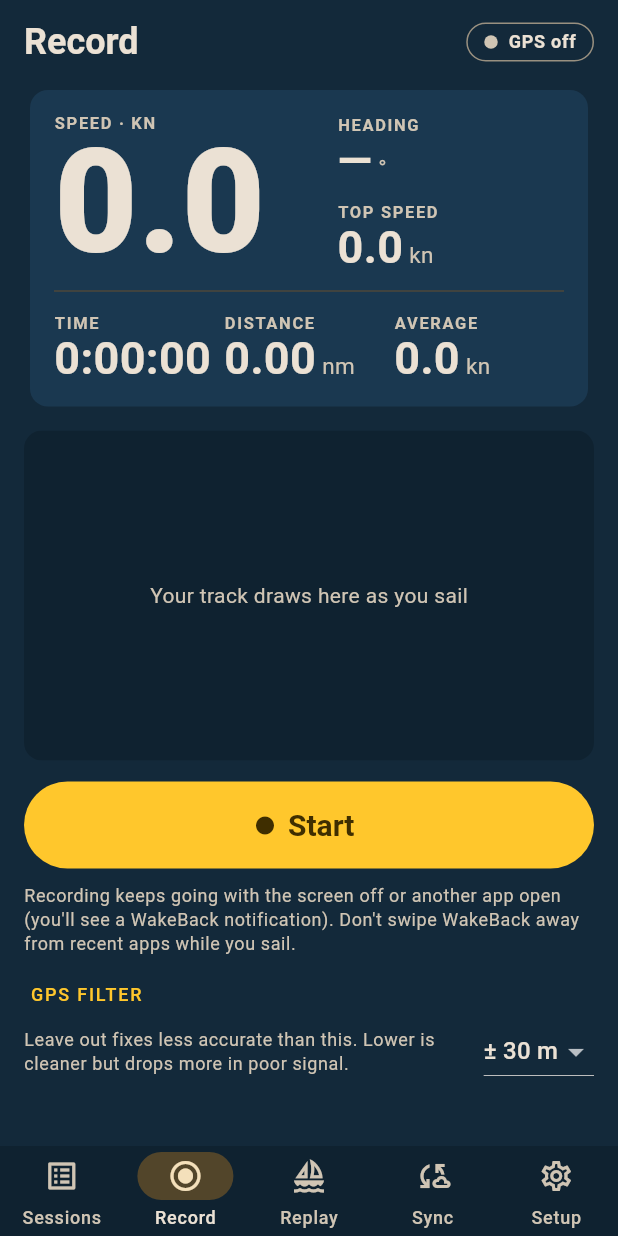
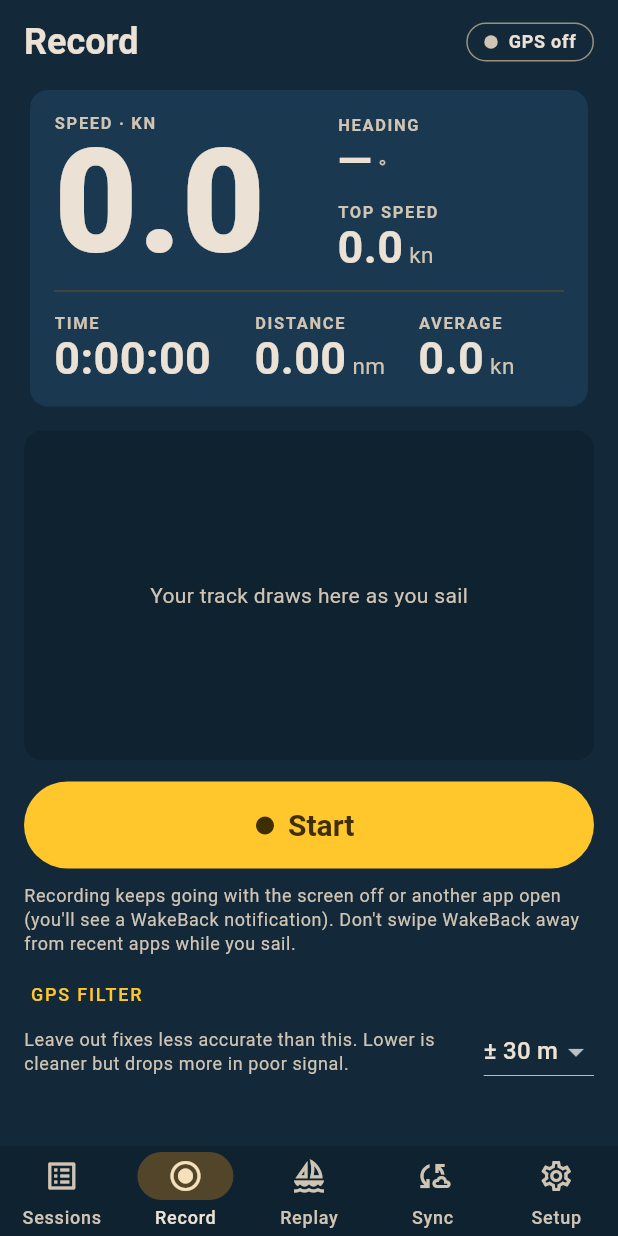
Before and after one commit to Jb65uk/wakeback, a Flutter app: the HomeScreen screen opened by its route, item 2 of the bottom bar chosen, on a phone screen of 412 x 824 dp. Run offline on Flutter 3.47's test engine with Material 3 defaults, Android fonts, the phone set to English and light mode, and no system bars; our stand-ins replace file_picker, geolocator, open_filex, package_info_plus, share_plus, shared_preferences and 1 more; missing offline and left inert: webview_flutter_android; accounts and stored records are empty; statements that could not run were skipped.

Commit message:
Record: stop Time running into Distance (wider cell, numbers shrink to fit)
Co-Authored-By: Claude Fable 5.1 <noreply@anthropic.com>
Claude-Session: https://claude.ai/code/session_01FASpnZvve7zfH4AEeTnZaJ

```diff
--- a/app/lib/screens/record_screen.dart
+++ b/app/lib/screens/record_screen.dart
@@ -235,13 +235,18 @@ class _LiveCard extends StatelessWidget {
     final muted = t.colorScheme.onSurfaceVariant;
     final rec = r.state == RecState.recording;
     Widget lab(String s) => Text(s.toUpperCase(), style: t.textTheme.labelSmall?.copyWith(color: muted, letterSpacing: 1.1, fontWeight: FontWeight.w600));
-    Widget val(String v, [String unit = '']) => Text.rich(
+    // shrinks to fit its cell rather than running into the next one
+    Widget val(String v, [String unit = '']) => FittedBox(
+          fit: BoxFit.scaleDown,
+          alignment: Alignment.centerLeft,
+          child: Text.rich(
             TextSpan(children: [
               TextSpan(text: v, style: const TextStyle(fontSize: 30, fontWeight: FontWeight.w600, height: 1.05)),
               if (unit.isNotEmpty) TextSpan(text: ' $unit', style: TextStyle(fontSize: 15, color: muted)),
             ]),
             style: const TextStyle(fontFeatures: _tab),
             maxLines: 1,
+          ),
         );
     Widget cell(String label, String v, [String unit = '']) => Column(crossAxisAlignment: CrossAxisAlignment.start, children: [lab(label), val(v, unit)]);
     final hdg = l.hdg;
@@ -273,9 +278,11 @@ class _LiveCard extends StatelessWidget {
           ]),
           const Divider(height: 26),
           Row(children: [
-            Expanded(child: cell('Time', _hms(r.elapsedMs))),
-            Expanded(child: cell('Distance', l.distNm.toStringAsFixed(2), 'nm')),
-            Expanded(child: cell('Average', _f1(r.avgKn), 'kn')),
+            Expanded(flex: 5, child: cell('Time', _hms(r.elapsedMs))),
+            const SizedBox(width: 12),
+            Expanded(flex: 4, child: cell('Distance', l.distNm.toStringAsFixed(2), 'nm')),
+            const SizedBox(width: 12),
+            Expanded(flex: 4, child: cell('Average', _f1(r.avgKn), 'kn')),
           ]),
         ]),
       ),
```
Lines whose indentation alone changed are shown as unchanged.
